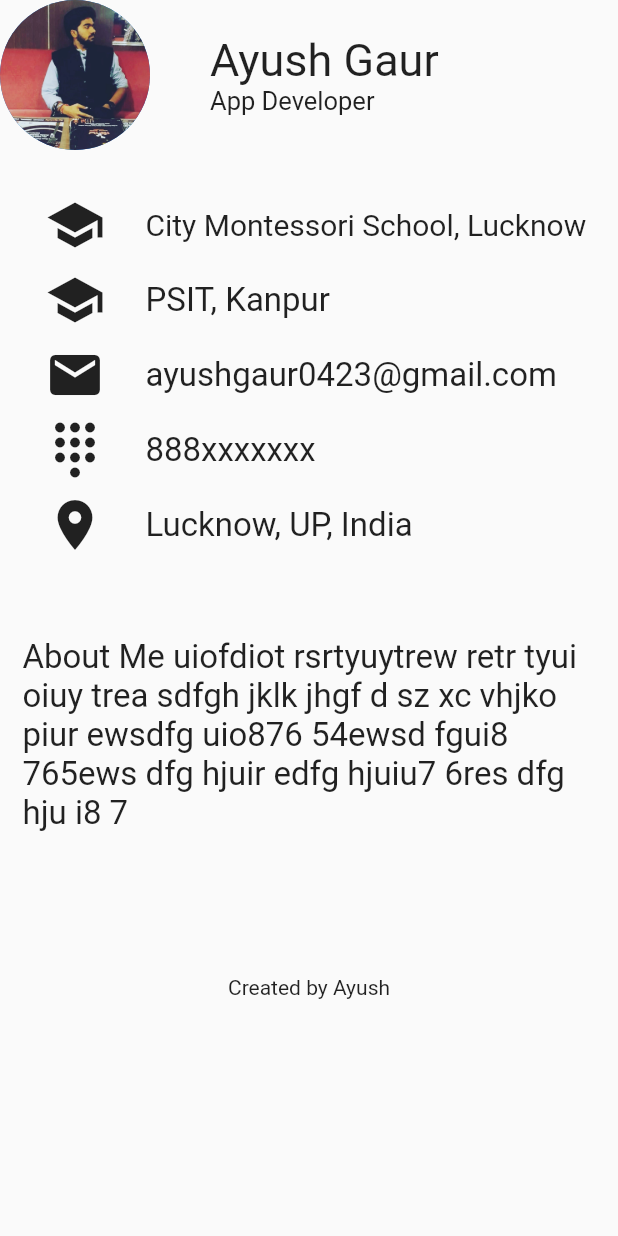
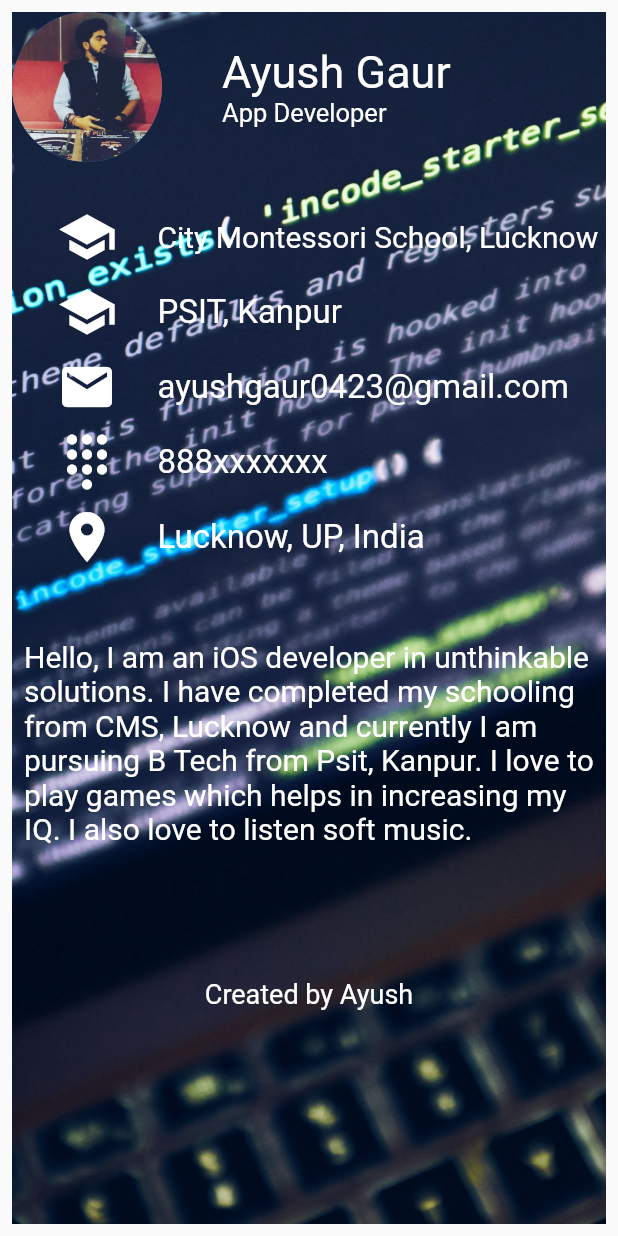
Before and after one commit to ayushg04/portfolio_project, a Flutter app: the screen it shows after launch, on a phone screen of 412 x 824 dp. Run offline on Flutter 3.47's test engine with Material 2 defaults, Android fonts, the phone set to English and light mode, and no system bars.

Commit message:
Updated portfolio project

```diff
--- a/lib/main.dart
+++ b/lib/main.dart
@@ -11,7 +11,14 @@ class Home extends StatelessWidget {
   @override
   Widget build(BuildContext context) {
     return Scaffold(
-      body: Container(
+      body: Padding(
+        padding: const EdgeInsets.all(8.0),
+        child: Container(
+          constraints: BoxConstraints.expand(),
+          decoration: BoxDecoration(
+              image: DecorationImage(
+                  image: AssetImage("image/backgroud.jpeg"),
+                  fit: BoxFit.cover)),
           child: Column(
             children: <Widget>[
               Row(
@@ -30,11 +37,11 @@ class Home extends StatelessWidget {
                       //Flexible(fit: FlexFit.tight),
                       Text(
                         "Ayush Gaur",
-                      style: TextStyle(fontSize: 30),
+                        style: TextStyle(fontSize: 30, color: Colors.white),
                       ),
                       Text(
                         "App Developer",
-                      style: TextStyle(fontSize: 17),
+                        style: TextStyle(fontSize: 17, color: Colors.white),
                       )
                     ],
                   )
@@ -52,6 +59,7 @@ class Home extends StatelessWidget {
                         Icon(
                           Icons.school,
                           size: 40,
+                          color: Colors.white,
                         ),
                         SizedBox(
                           width: 27,
@@ -59,7 +67,7 @@ class Home extends StatelessWidget {
                         //Flexible(fit: FlexFit.loose),
                         Text(
                           "City Montessori School, Lucknow",
-                        style: TextStyle(fontSize: 20),
+                          style: TextStyle(fontSize: 20, color: Colors.white),
                         )
                       ],
                     ),
@@ -71,13 +79,14 @@ class Home extends StatelessWidget {
                         Icon(
                           Icons.school,
                           size: 40,
+                          color: Colors.white,
                         ),
                         SizedBox(
                           width: 27,
                         ),
                         Text(
                           "PSIT, Kanpur",
-                        style: TextStyle(fontSize: 22),
+                          style: TextStyle(fontSize: 22, color: Colors.white),
                         )
                       ],
                     ),
@@ -89,13 +98,14 @@ class Home extends StatelessWidget {
                         Icon(
                           Icons.mail,
                           size: 40,
+                          color: Colors.white,
                         ),
                         SizedBox(
                           width: 27,
                         ),
                         Text(
                           "ayushgaur0423@gmail.com",
-                        style: TextStyle(fontSize: 22),
+                          style: TextStyle(fontSize: 22, color: Colors.white),
                         )
                       ],
                     ),
@@ -107,13 +117,14 @@ class Home extends StatelessWidget {
                         Icon(
                           Icons.dialpad,
                           size: 40,
+                          color: Colors.white,
                         ),
                         SizedBox(
                           width: 27,
                         ),
                         Text(
                           "888xxxxxxx",
-                        style: TextStyle(fontSize: 22),
+                          style: TextStyle(fontSize: 22, color: Colors.white),
                         )
                       ],
                     ),
@@ -125,13 +136,14 @@ class Home extends StatelessWidget {
                         Icon(
                           Icons.location_on,
                           size: 40,
+                          color: Colors.white,
                         ),
                         SizedBox(
                           width: 27,
                         ),
                         Text(
                           "Lucknow, UP, India",
-                        style: TextStyle(fontSize: 22),
+                          style: TextStyle(fontSize: 22, color: Colors.white),
                         )
                       ],
                     ),
@@ -142,18 +154,21 @@ class Home extends StatelessWidget {
                 height: 40,
               ),
               Padding(
-              padding: const EdgeInsets.all(15.0),
+                padding: const EdgeInsets.all(8.0),
                 child: Text(
-                "About Me uiofdiot rsrtyuytrew retr tyui oiuy trea sdfgh jklk jhgf d sz xc vhjko piur ewsdfg uio876 54ewsd fgui8 765ews dfg hjuir edfg hjuiu7 6res dfg hju i8 7",
-                style: TextStyle(fontSize: 22),
+                  "Hello, I am an iOS developer in unthinkable solutions. I have completed my schooling from CMS, Lucknow and currently I am pursuing B Tech from Psit, Kanpur. I love to play games which helps in increasing my IQ. I also love to listen soft music.",
+                  style: TextStyle(fontSize: 20, color: Colors.white),
                 ),
               ),
               SizedBox(
                 height: 80,
               ),
               //Flexible(fit: FlexFit.loose),
-            Text("Created by Ayush"),
+              Text("Created by Ayush",
+                style: TextStyle(fontSize: 18, color: Colors.white),
+              ),
             ],
+          ),
         ),
       ),
     );
```
Lines whose indentation alone changed are shown as unchanged.
